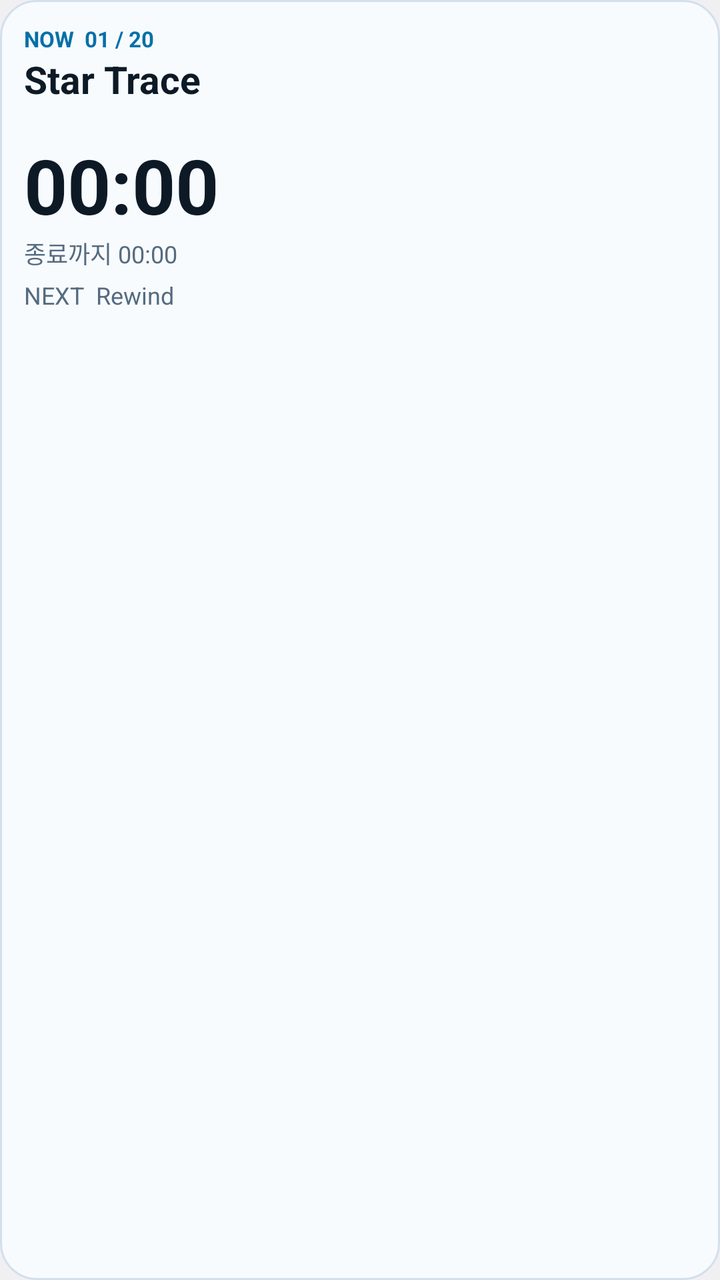
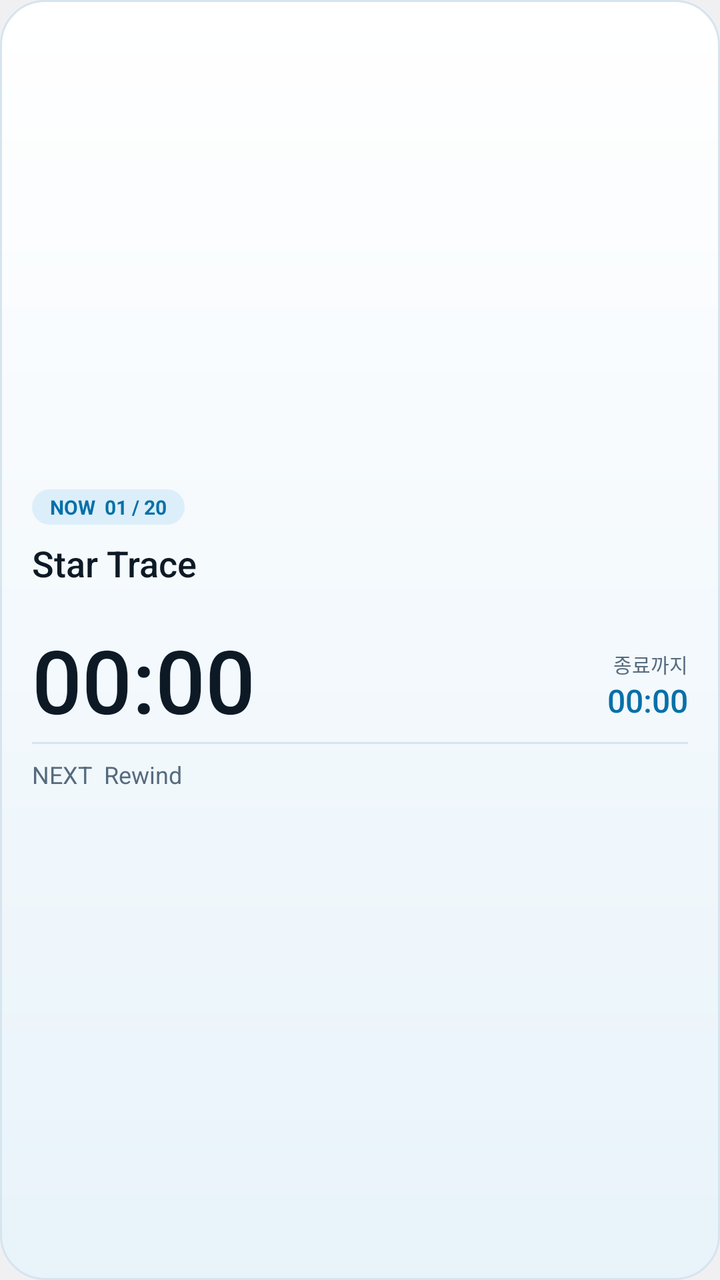

The first picture is an Android layout as it rendered before a commit; the second is the same layout after the commit. The layout source and the unified diff follow.
<!-- AndroidManifest.xml: application theme android:Theme.DeviceDefault.Light.NoActionBar -->
<!-- res/layout/widget_small.xml -->
<?xml version="1.0" encoding="utf-8"?>
<LinearLayout xmlns:android="http://schemas.android.com/apk/res/android"
    android:id="@+id/w_root"
    android:layout_width="match_parent"
    android:layout_height="match_parent"
    android:background="@drawable/widget_bg"
    android:orientation="vertical"
    android:padding="12dp">

    <TextView
        android:id="@+id/w_idx"
        android:layout_width="wrap_content"
        android:layout_height="wrap_content"
        android:text="NOW  01 / 20"
        android:textColor="#0670A8"
        android:textSize="11sp"
        android:textStyle="bold" />

    <TextView
        android:id="@+id/w_title"
        android:layout_width="match_parent"
        android:layout_height="wrap_content"
        android:ellipsize="end"
        android:maxLines="2"
        android:text="Star Trace"
        android:textColor="#0D1A26"
        android:textSize="19sp"
        android:textStyle="bold" />

    <TextView
        android:id="@+id/w_sub"
        android:layout_width="match_parent"
        android:layout_height="wrap_content"
        android:ellipsize="end"
        android:maxLines="1"
        android:textColor="#566B7F"
        android:textSize="11sp" />

    <Chronometer
        android:id="@+id/w_pos"
        android:layout_width="wrap_content"
        android:layout_height="wrap_content"
        android:text="00:00"
        android:textColor="#0D1A26"
        android:textSize="38sp"
        android:textStyle="bold" />

    <LinearLayout
        android:layout_width="match_parent"
        android:layout_height="wrap_content"
        android:orientation="horizontal">

        <TextView
            android:layout_width="wrap_content"
            android:layout_height="wrap_content"
            android:text="종료까지 "
            android:textColor="#566B7F"
            android:textSize="12sp" />

        <Chronometer
            android:id="@+id/w_remain"
            android:layout_width="wrap_content"
            android:layout_height="wrap_content"
            android:text="02:59"
            android:textColor="#566B7F"
            android:textSize="12sp" />
    </LinearLayout>

    <TextView
        android:id="@+id/w_next"
        android:layout_width="match_parent"
        android:layout_height="wrap_content"
        android:layout_marginTop="4dp"
        android:ellipsize="end"
        android:maxLines="1"
        android:text="NEXT  Rewind"
        android:textColor="#566B7F"
        android:textSize="12sp" />
</LinearLayout>
<!-- resources referenced by this layout -->
<resources>
  <!-- drawable widget_bg (drawable) -->
  <?xml version="1.0" encoding="utf-8"?>
  <shape xmlns:android="http://schemas.android.com/apk/res/android" android:shape="rectangle">
      <solid android:color="#F7FBFE" />
      <corners android:radius="18dp" />
      <stroke android:width="1dp" android:color="#D3E0EB" />
  </shape>
</resources>

<!-- the commit's change to res/layout/widget_small.xml (unified diff, before → after) -->
@@ -4,28 +4,38 @@
     android:layout_width="match_parent"
     android:layout_height="match_parent"
     android:background="@drawable/widget_bg"
+    android:gravity="center_vertical"
     android:orientation="vertical"
-    android:padding="12dp">
+    android:paddingLeft="16dp"
+    android:paddingTop="12dp"
+    android:paddingRight="16dp"
+    android:paddingBottom="12dp">
 
     <TextView
         android:id="@+id/w_idx"
         android:layout_width="wrap_content"
         android:layout_height="wrap_content"
+        android:background="@drawable/chip_bg"
+        android:paddingLeft="9dp"
+        android:paddingTop="2dp"
+        android:paddingRight="9dp"
+        android:paddingBottom="2dp"
         android:text="NOW  01 / 20"
         android:textColor="#0670A8"
-        android:textSize="11sp"
+        android:textSize="10sp"
         android:textStyle="bold" />
 
     <TextView
         android:id="@+id/w_title"
         android:layout_width="match_parent"
         android:layout_height="wrap_content"
+        android:layout_marginTop="7dp"
         android:ellipsize="end"
+        android:fontFamily="sans-serif-medium"
         android:maxLines="2"
         android:text="Star Trace"
         android:textColor="#0D1A26"
-        android:textSize="19sp"
-        android:textStyle="bold" />
+        android:textSize="18sp" />
 
     <TextView
         android:id="@+id/w_sub"
@@ -36,41 +46,65 @@
         android:textColor="#566B7F"
         android:textSize="11sp" />
 
-    <Chronometer
-        android:id="@+id/w_pos"
-        android:layout_width="wrap_content"
+    <LinearLayout
+        android:layout_width="match_parent"
         android:layout_height="wrap_content"
-        android:text="00:00"
-        android:textColor="#0D1A26"
-        android:textSize="38sp"
-        android:textStyle="bold" />
+        android:layout_marginTop="2dp"
+        android:baselineAligned="false"
+        android:gravity="bottom"
+        android:orientation="horizontal">
+
+        <Chronometer
+            android:id="@+id/w_pos"
+            android:layout_width="wrap_content"
+            android:layout_height="wrap_content"
+            android:fontFamily="sans-serif-medium"
+            android:text="00:00"
+            android:textColor="#0D1A26"
+            android:textSize="44sp" />
+
+        <TextView
+            android:layout_width="0dp"
+            android:layout_height="1dp"
+            android:layout_weight="1" />
+
+        <LinearLayout
+            android:layout_width="wrap_content"
+            android:layout_height="wrap_content"
+            android:gravity="end"
+            android:orientation="vertical"
+            android:paddingBottom="8dp">
+
+            <TextView
+                android:layout_width="wrap_content"
+                android:layout_height="wrap_content"
+                android:text="종료까지"
+                android:textColor="#566B7F"
+                android:textSize="10sp" />
+
+            <Chronometer
+                android:id="@+id/w_remain"
+                android:layout_width="wrap_content"
+                android:layout_height="wrap_content"
+                android:fontFamily="sans-serif-medium"
+                android:text="02:59"
+                android:textColor="#0670A8"
+                android:textSize="16sp" />
+        </LinearLayout>
+    </LinearLayout>
 
     <LinearLayout
         android:layout_width="match_parent"
-        android:layout_height="wrap_content"
-        android:orientation="horizontal">
-
-        <TextView
-            android:layout_width="wrap_content"
-            android:layout_height="wrap_content"
-            android:text="종료까지 "
-            android:textColor="#566B7F"
-            android:textSize="12sp" />
-
-        <Chronometer
-            android:id="@+id/w_remain"
-            android:layout_width="wrap_content"
-            android:layout_height="wrap_content"
-            android:text="02:59"
-            android:textColor="#566B7F"
-            android:textSize="12sp" />
-    </LinearLayout>
+        android:layout_height="1dp"
+        android:layout_marginTop="2dp"
+        android:layout_marginBottom="7dp"
+        android:background="#D6E4EE"
+        android:orientation="horizontal" />
 
     <TextView
         android:id="@+id/w_next"
         android:layout_width="match_parent"
         android:layout_height="wrap_content"
-        android:layout_marginTop="4dp"
         android:ellipsize="end"
         android:maxLines="1"
         android:text="NEXT  Rewind"
<!-- resource entries referenced after the edit -->
@@ -1,11 +1,21 @@
 <!-- resources referenced by this layout -->
 <resources>
+  <!-- drawable chip_bg (drawable) -->
+  <?xml version="1.0" encoding="utf-8"?>
+  <shape xmlns:android="http://schemas.android.com/apk/res/android" android:shape="rectangle">
+      <solid android:color="#DCEEF9" />
+      <corners android:radius="10dp" />
+  </shape>
   <!-- drawable widget_bg (drawable) -->
   <?xml version="1.0" encoding="utf-8"?>
   <shape xmlns:android="http://schemas.android.com/apk/res/android" android:shape="rectangle">
-      <solid android:color="#F7FBFE" />
-      <corners android:radius="18dp" />
-      <stroke android:width="1dp" android:color="#D3E0EB" />
+      <gradient
+          android:angle="270"
+          android:endColor="#E8F3FA"
+          android:startColor="#FFFFFF"
+          android:type="linear" />
+      <corners android:radius="22dp" />
+      <stroke android:width="1dp" android:color="#D6E4EE" />
   </shape>
 </resources>
 
